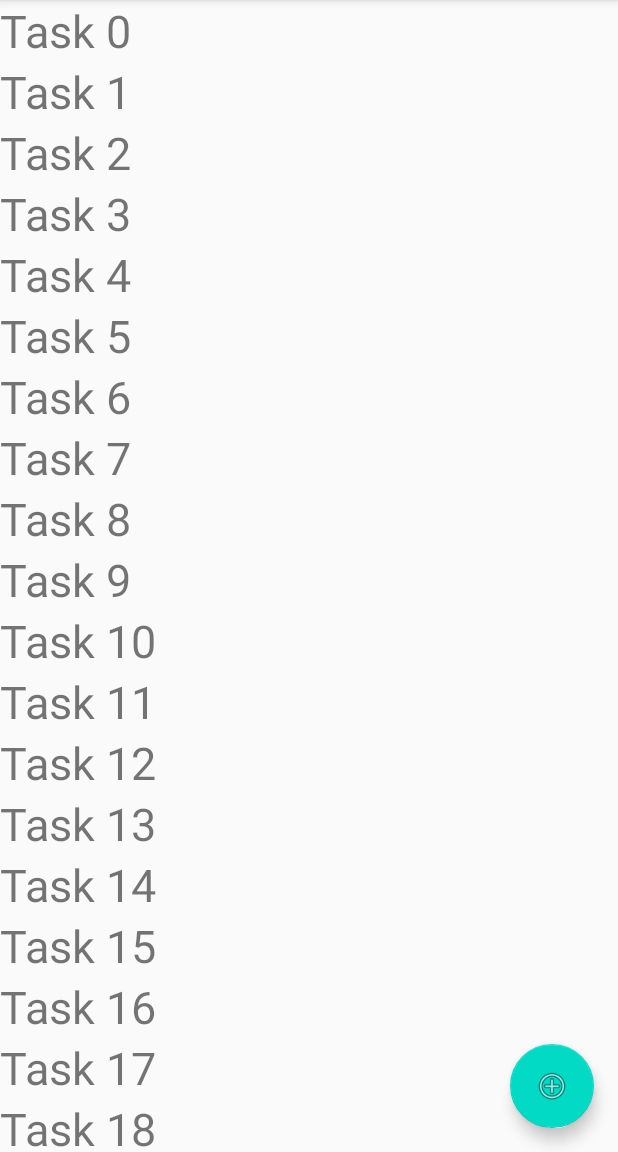
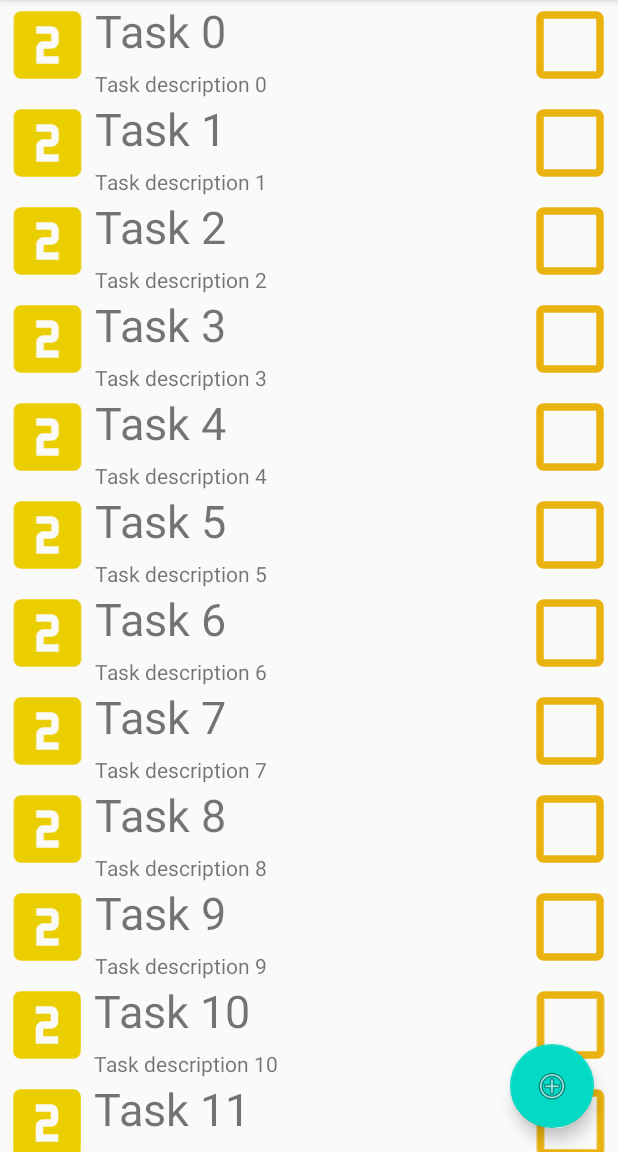
Before and after one commit to vk59/TaskList, an Android app: the screen it shows after launch (MainActivity), on a phone screen of 412 x 824 dp, the part 84-1236 px from its top. Run offline under Robolectric (Android 15) with nearby library versions, the phone set to English and light mode, and no system bars; our stand-ins replace Room's generated code, data binding, navigation-ui.

Commit message:
Added elements to RecyclerView

```diff
--- a/app/src/main/java/com/vk59/tasklist/ItemViewHolder.kt
+++ b/app/src/main/java/com/vk59/tasklist/ItemViewHolder.kt
@@ -1,12 +1,13 @@
 package com.vk59.tasklist
 
 import android.view.View
+import android.widget.ImageView
 import android.widget.TextView
 import androidx.recyclerview.widget.RecyclerView
 
 class ItemViewHolder(itemView: View) : RecyclerView.ViewHolder(itemView) {
-
     var taskNameText: TextView = itemView.findViewById(R.id.taskNameText)
-
-
+    var textTaskDescription: TextView = itemView.findViewById(R.id.textTaskDescription)
+    var imageTaskStatus: ImageView = itemView.findViewById(R.id.imageTaskStatus)
+    var imageImportance: ImageView = itemView.findViewById(R.id.imageImportance)
 }
--- a/app/src/main/java/com/vk59/tasklist/TaskAdapter.kt
+++ b/app/src/main/java/com/vk59/tasklist/TaskAdapter.kt
@@ -19,6 +19,19 @@ class TaskAdapter : RecyclerView.Adapter<ItemViewHolder>() {
         if (data != null) {
             val task: Task = data!![position]
             holder.taskNameText.text = task.taskName
+
+            when(task.taskImportance) {
+                Task.TASK_IMPORTANCE_LOW -> holder.imageImportance.setImageResource(R.drawable.ic_three)
+                Task.TASK_IMPORTANCE_NORMAL -> holder.imageImportance.setImageResource(R.drawable.ic_two)
+                Task.TASK_IMPORTANCE_HIGH -> holder.imageImportance.setImageResource(R.drawable.ic_one)
+            }
+
+            when(task.taskStatus) {
+                Task.TASK_STATUS_FINISHED -> holder.imageTaskStatus.setImageResource(R.drawable.ic_done)
+                Task.TASK_STATUS_NOT_FINISHED -> holder.imageTaskStatus.setImageResource(R.drawable.ic_not_done)
+            }
+
+            holder.textTaskDescription.text = task.taskDescription
         } else
         {
             holder.taskNameText.text = ("No tasks")
--- /dev/null
+++ b/app/src/main/res/drawable/ic_done.xml
@@ -0,0 +1,5 @@
+<vector android:height="60dp" android:tint="#EBB30F"
+    android:viewportHeight="24" android:viewportWidth="24"
+    android:width="60dp" xmlns:android="http://schemas.android.com/apk/res/android">
+    <path android:fillColor="@android:color/white" android:pathData="M19,3L5,3c-1.11,0 -2,0.9 -2,2v14c0,1.1 0.89,2 2,2h14c1.11,0 2,-0.9 2,-2L21,5c0,-1.1 -0.89,-2 -2,-2zM10,17l-5,-5 1.41,-1.41L10,14.17l7.59,-7.59L19,8l-9,9z"/>
+</vector>
--- /dev/null
+++ b/app/src/main/res/drawable/ic_not_done.xml
@@ -0,0 +1,5 @@
+<vector android:height="60dp" android:tint="#EBB30F"
+    android:viewportHeight="24" android:viewportWidth="24"
+    android:width="60dp" xmlns:android="http://schemas.android.com/apk/res/android">
+    <path android:fillColor="@android:color/white" android:pathData="M19,5v14H5V5h14m0,-2H5c-1.1,0 -2,0.9 -2,2v14c0,1.1 0.9,2 2,2h14c1.1,0 2,-0.9 2,-2V5c0,-1.1 -0.9,-2 -2,-2z"/>
+</vector>
--- /dev/null
+++ b/app/src/main/res/drawable/ic_one.xml
@@ -0,0 +1,5 @@
+<vector android:alpha="0.9" android:height="60dp" android:tint="#EB5100"
+    android:viewportHeight="24" android:viewportWidth="24"
+    android:width="60dp" xmlns:android="http://schemas.android.com/apk/res/android">
+    <path android:fillColor="@android:color/white" android:pathData="M19,3L5,3c-1.1,0 -2,0.9 -2,2v14c0,1.1 0.9,2 2,2h14c1.1,0 2,-0.9 2,-2L21,5c0,-1.1 -0.9,-2 -2,-2zM14,17h-2L12,9h-2L10,7h4v10z"/>
+</vector>
--- /dev/null
+++ b/app/src/main/res/drawable/ic_three.xml
@@ -0,0 +1,5 @@
+<vector android:height="60dp" android:tint="#50000000"
+    android:viewportHeight="24" android:viewportWidth="24"
+    android:width="60dp" xmlns:android="http://schemas.android.com/apk/res/android">
+    <path android:fillColor="@android:color/white" android:pathData="M19.01,3h-14c-1.1,0 -2,0.9 -2,2v14c0,1.1 0.9,2 2,2h14c1.1,0 2,-0.9 2,-2L21.01,5c0,-1.1 -0.9,-2 -2,-2zM15.01,10.5c0,0.83 -0.67,1.5 -1.5,1.5 0.83,0 1.5,0.67 1.5,1.5L15.01,15c0,1.11 -0.9,2 -2,2h-4v-2h4v-2h-2v-2h2L13.01,9h-4L9.01,7h4c1.1,0 2,0.89 2,2v1.5z"/>
+</vector>
--- /dev/null
+++ b/app/src/main/res/drawable/ic_two.xml
@@ -0,0 +1,5 @@
+<vector android:height="60dp" android:tint="#EBCE00"
+    android:viewportHeight="24" android:viewportWidth="24"
+    android:width="60dp" xmlns:android="http://schemas.android.com/apk/res/android">
+    <path android:fillColor="@android:color/white" android:pathData="M19,3L5,3c-1.1,0 -2,0.9 -2,2v14c0,1.1 0.9,2 2,2h14c1.1,0 2,-0.9 2,-2L21,5c0,-1.1 -0.9,-2 -2,-2zM15,11c0,1.11 -0.9,2 -2,2h-2v2h4v2L9,17v-4c0,-1.11 0.9,-2 2,-2h2L13,9L9,9L9,7h4c1.1,0 2,0.89 2,2v2z"/>
+</vector>
--- a/app/src/main/res/layout/item_list.xml
+++ b/app/src/main/res/layout/item_list.xml
@@ -2,9 +2,22 @@
 <LinearLayout
     android:layout_height="wrap_content"
     android:layout_width="match_parent"
+    android:orientation="horizontal"
     xmlns:android="http://schemas.android.com/apk/res/android"
     xmlns:app="http://schemas.android.com/apk/res-auto">
 
+    <ImageView
+        android:id="@+id/imageImportance"
+        android:layout_width="wrap_content"
+        android:layout_height="wrap_content"
+        android:src="@drawable/ic_one"
+        android:layout_weight="1"/>
+
+    <LinearLayout
+        android:layout_height="wrap_content"
+        android:layout_width="wrap_content"
+        android:orientation="vertical"
+        android:layout_weight="50">
         <TextView
             android:id="@+id/taskNameText"
             android:layout_width="match_parent"
@@ -14,5 +27,21 @@
             app:layout_constraintBottom_toBottomOf="parent"
             app:layout_constraintEnd_toEndOf="parent"
             app:layout_constraintStart_toStartOf="parent"
-        app:layout_constraintTop_toTopOf="parent" />
+            app:layout_constraintTop_toTopOf="parent"/>
+
+        <TextView
+            android:id="@+id/textTaskDescription"
+            android:layout_width="match_parent"
+            android:layout_height="wrap_content"
+            android:layout_marginTop="5dp"
+            android:text="Description"/>
     </LinearLayout>
+
+    <ImageView
+        android:id="@+id/imageTaskStatus"
+        android:layout_width="wrap_content"
+        android:layout_height="wrap_content"
+        android:src="@drawable/ic_done"
+        android:layout_weight="1"/>
+
+</LinearLayout>
```
Lines whose indentation alone changed are shown as unchanged.
